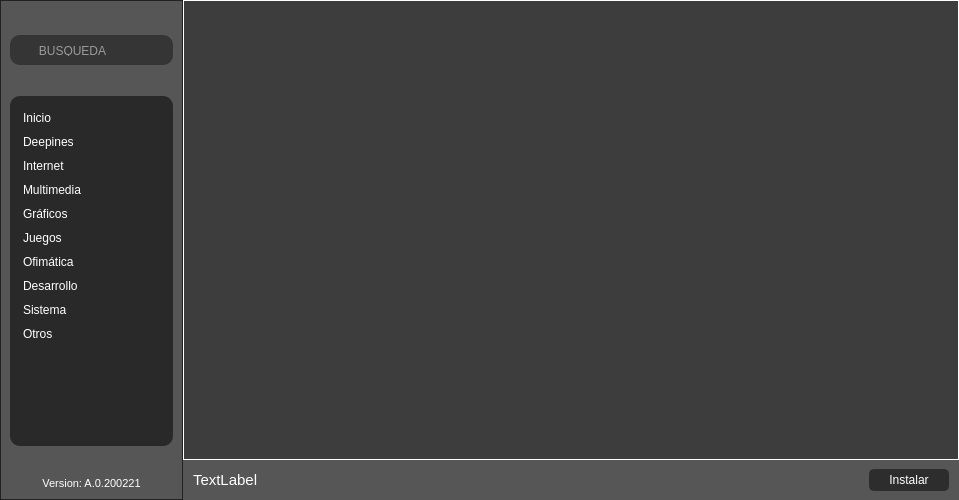
Old version of the form guis/main.ui in the repository deepin-espanol/deepines-store.
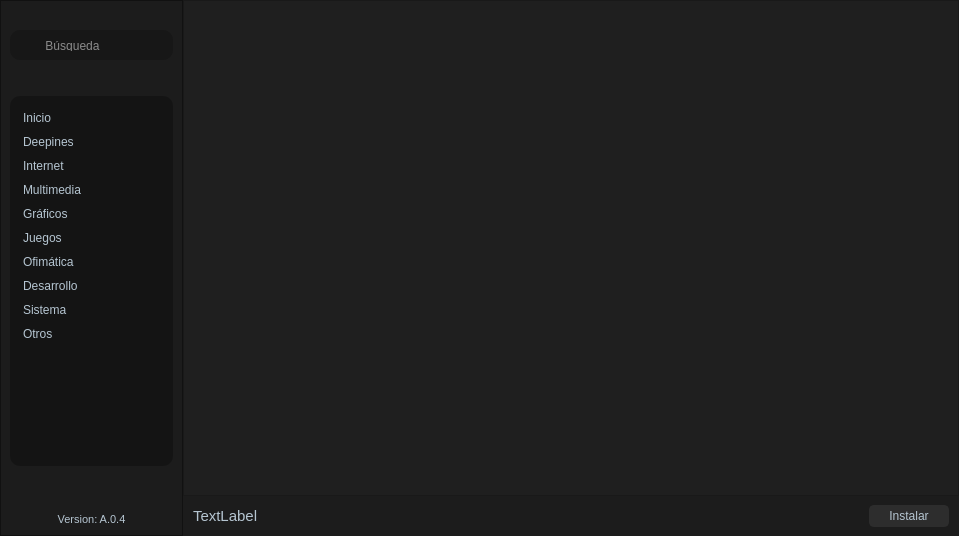
New version of the form. Icons and pictures are not drawn.

Commit message: Change text color change fixed position listwidget

```diff
--- a/guis/main.ui
+++ b/guis/main.ui
@@ -7,7 +7,7 @@
     <x>0</x>
     <y>0</y>
     <width>959</width>
-    <height>500</height>
+    <height>536</height>
    </rect>
   </property>
   <property name="minimumSize">
@@ -24,11 +24,36 @@
     <normaloff>../resources/deepines_logo_beta.svg</normaloff>../resources/deepines_logo_beta.svg</iconset>
   </property>
   <property name="styleSheet">
-   <string notr="true">#MainWindow{
-background-color: #fff;
+   <string notr="true">QScrollBar:vertical {
+    background: transparent;
+    width: 10px;
+    margin: 0px 0px 0px 0px;
+}
+QScrollBar::handle:vertical {
+    background-color: #545454;
+    border-radius: 4px;
+    min-height: 5px;
+}
+QScrollBar::add-line:vertical {
+    background: qlineargradient(x1:0, y1:0, x2:1, y2:0,
+    stop: 0 rgb(32, 47, 130), stop: 0.5 rgb(32, 47, 130),  stop:1 rgb(32, 47, 130));
+    height: 0px;
+    subcontrol-position: bottom;
+    subcontrol-origin: margin;
+}
+QScrollBar::sub-line:vertical {
+    background: qlineargradient(x1:0, y1:0, x2:1, y2:0,
+    stop: 0  rgb(32, 47, 130), stop: 0.5 rgb(32, 47, 130),  stop:1 rgb(32, 47, 130));
+    height: 0 px;
+    subcontrol-position: top;
+    subcontrol-origin: margin;
 }</string>
   </property>
   <widget class="QWidget" name="centralwidget">
+   <property name="styleSheet">
+    <string notr="true">background-color: rgba(30, 30, 30, 220);
+color: #b5c5d1;</string>
+   </property>
    <layout class="QGridLayout" name="gridLayout_2">
     <property name="leftMargin">
      <number>0</number>
@@ -95,7 +120,7 @@
            </property>
            <property name="styleSheet">
             <string notr="true">background-color: transparent;
-color: white;</string>
+</string>
            </property>
            <property name="text">
             <string>TextLabel</string>
@@ -118,7 +143,6 @@
            </property>
            <property name="styleSheet">
             <string notr="true">#btn_install{
-color: #fff;
 padding: 2px;
 border-radius: 5px;
 background-color: rgb(45, 45, 45);
@@ -171,7 +195,7 @@
          <property name="minimumSize">
           <size>
            <width>0</width>
-           <height>350</height>
+           <height>370</height>
           </size>
          </property>
          <property name="maximumSize">
@@ -190,11 +214,11 @@
 }
 #listWidget:item{
   padding: 5px 5px 5px 5px;
-  color: white;
 }
 #listWidget:item:selected{
-	background-color: rgba(30, 30, 30, 200);	
-	color: #419fd9;
+  background-color: transparent;
+  border: 0px solid transparent;
+  color: #419fd9;
 }</string>
          </property>
          <property name="verticalScrollBarPolicy">
@@ -212,9 +236,6 @@
            <height>24</height>
           </size>
          </property>
-         <property name="spacing">
-          <number>1</number>
-         </property>
          <property name="currentRow">
           <number>-1</number>
          </property>
@@ -371,7 +392,7 @@
              <set>Qt::AlignCenter</set>
             </property>
             <property name="placeholderText">
-             <string>BUSQUEDA</string>
+             <string>Búsqueda</string>
             </property>
            </widget>
           </item>
@@ -406,10 +427,13 @@
          <property name="orientation">
           <enum>Qt::Vertical</enum>
          </property>
+         <property name="sizeType">
+          <enum>QSizePolicy::Fixed</enum>
+         </property>
          <property name="sizeHint" stdset="0">
           <size>
            <width>20</width>
-           <height>40</height>
+           <height>20</height>
           </size>
          </property>
         </spacer>
@@ -432,10 +456,13 @@
          <property name="orientation">
           <enum>Qt::Vertical</enum>
          </property>
+         <property name="sizeType">
+          <enum>QSizePolicy::Fixed</enum>
+         </property>
          <property name="sizeHint" stdset="0">
           <size>
            <width>20</width>
-           <height>40</height>
+           <height>20</height>
           </size>
          </property>
         </spacer>
@@ -449,10 +476,10 @@
          </property>
          <property name="styleSheet">
           <string notr="true">background-color: transparent;
-color: white;</string>
+</string>
          </property>
          <property name="text">
-          <string>Version: A.0.200221</string>
+          <string>Version: A.0.4</string>
          </property>
          <property name="alignment">
           <set>Qt::AlignCenter</set>
@@ -465,7 +492,7 @@
     <item row="0" column="1" rowspan="2" colspan="4">
      <widget class="QScrollArea" name="frame">
       <property name="styleSheet">
-       <string notr="true">background-color: transparent;</string>
+       <string notr="true"/>
       </property>
       <property name="verticalScrollBarPolicy">
        <enum>Qt::ScrollBarAsNeeded</enum>
@@ -482,22 +509,11 @@
          <x>0</x>
          <y>0</y>
          <width>774</width>
-         <height>458</height>
+         <height>494</height>
         </rect>
        </property>
        <property name="styleSheet">
-        <string notr="true">#scroll_apps{
-	background-color: rgba(30, 30, 30, 220);
-background-image: url(../resources/Logo-oficial.png);
-background-attachment: fixed;
-background-repeat: no-repeat;
-position: absolute;
-bottom: 8px;
-right: 16px;
-height: 100px;
-width: auto;
-}
-</string>
+        <string notr="true"/>
        </property>
        <layout class="QGridLayout" name="gridLayout"/>
       </widget>
```
Left out of the diff: 6 changed lines with no effect on the pictures. The commit also changes 5 other files.
